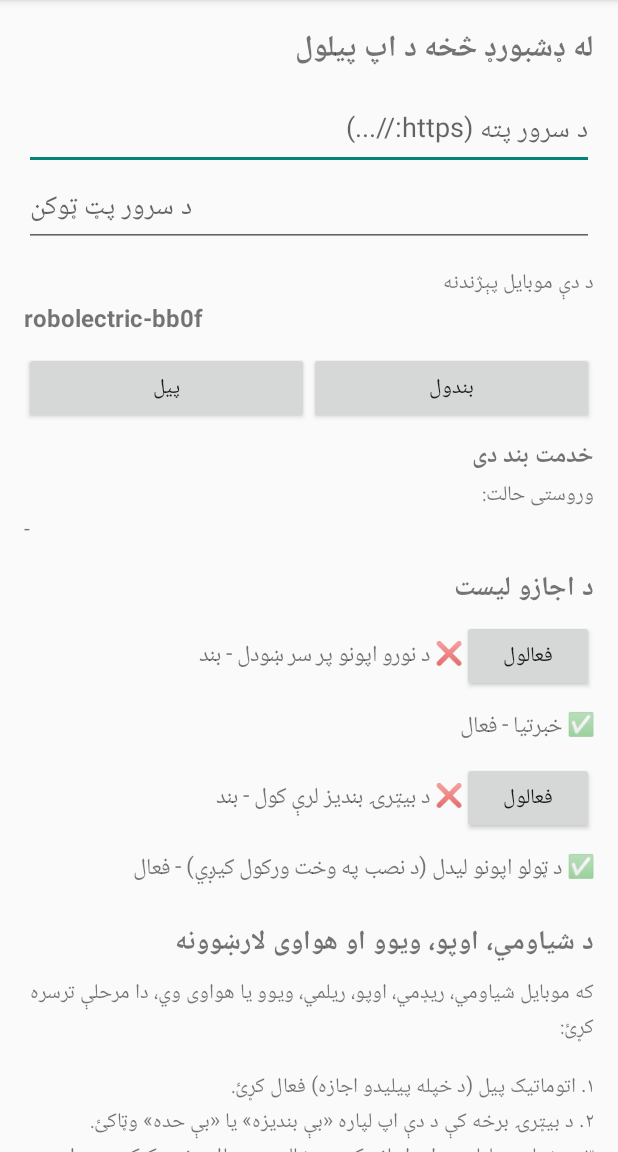
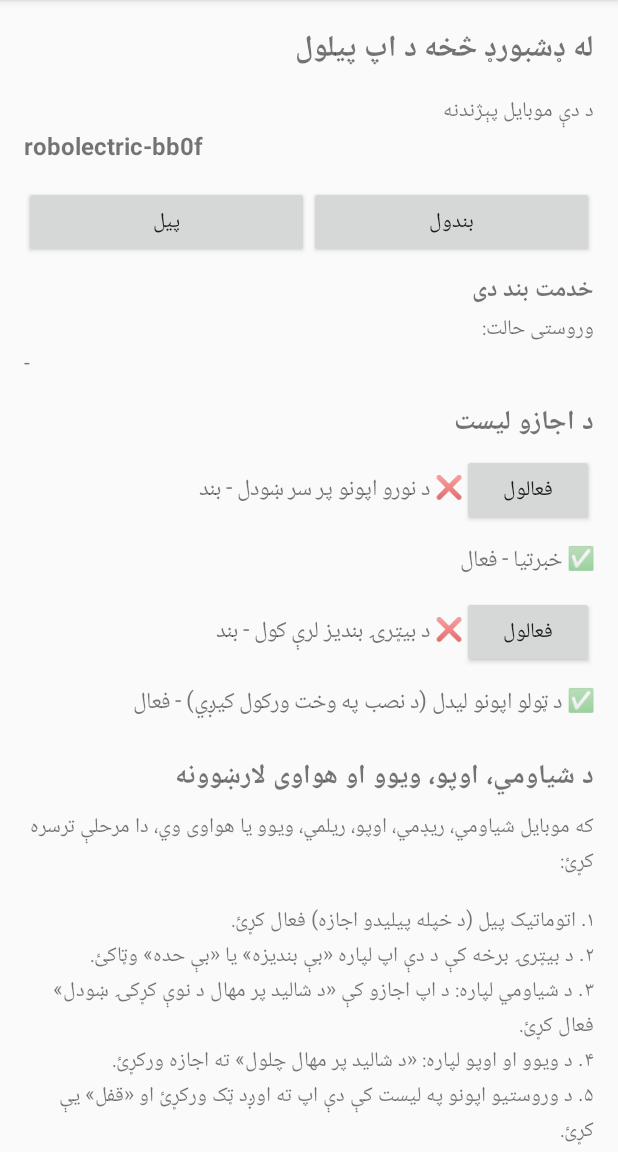
Before and after one commit to kingofface20-byte/remote-control-for-child-, an Android app: the screen it shows after launch (MainActivity), on a phone screen of 412 x 824 dp, the part 84-1236 px from its top. Run offline under Robolectric (Android 15) with nearby library versions, the phone set to English and light mode, and no system bars.

Commit message:
activity_main.xml

```diff
--- a/android/app/src/main/res/layout/activity_main.xml
+++ b/android/app/src/main/res/layout/activity_main.xml
@@ -18,25 +18,6 @@
             android:textSize="20sp"
             android:textStyle="bold" />
 
-        <EditText
-            android:id="@+id/urlInput"
-            android:layout_width="match_parent"
-            android:layout_height="wrap_content"
-            android:layout_marginTop="12dp"
-            android:hint="@string/hint_url"
-            android:inputType="textUri"
-            android:layoutDirection="ltr"
-            android:textDirection="ltr" />
-
-        <EditText
-            android:id="@+id/tokenInput"
-            android:layout_width="match_parent"
-            android:layout_height="wrap_content"
-            android:hint="@string/hint_token"
-            android:inputType="textPassword"
-            android:layoutDirection="ltr"
-            android:textDirection="ltr" />
-
         <TextView
             android:layout_width="match_parent"
             android:layout_height="wrap_content"
@@ -55,7 +36,7 @@
         <LinearLayout
             android:layout_width="match_parent"
             android:layout_height="wrap_content"
-            android:layout_marginTop="12dp"
+            android:layout_marginTop="16dp"
             android:orientation="horizontal">
 
             <Button
```
